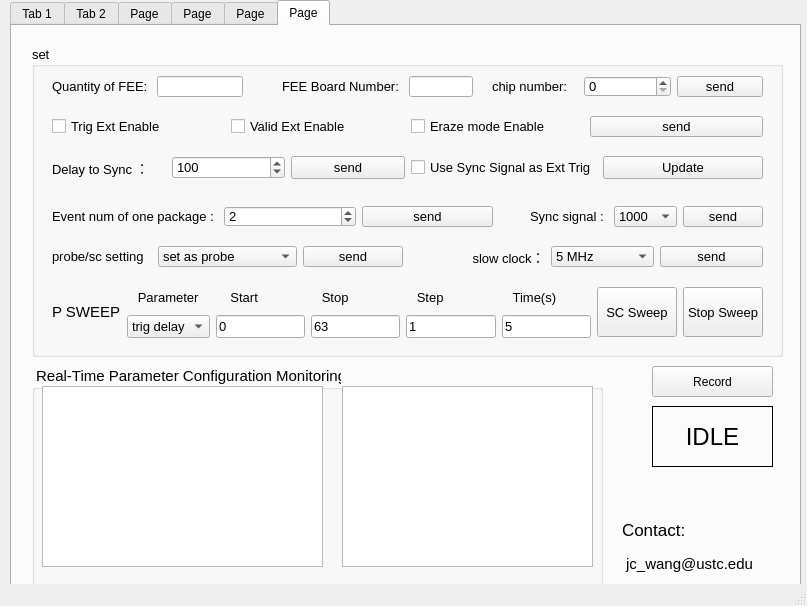
Qt form mainwindow.ui (Dreamcatcher-aug/muon_Window) before a commit.
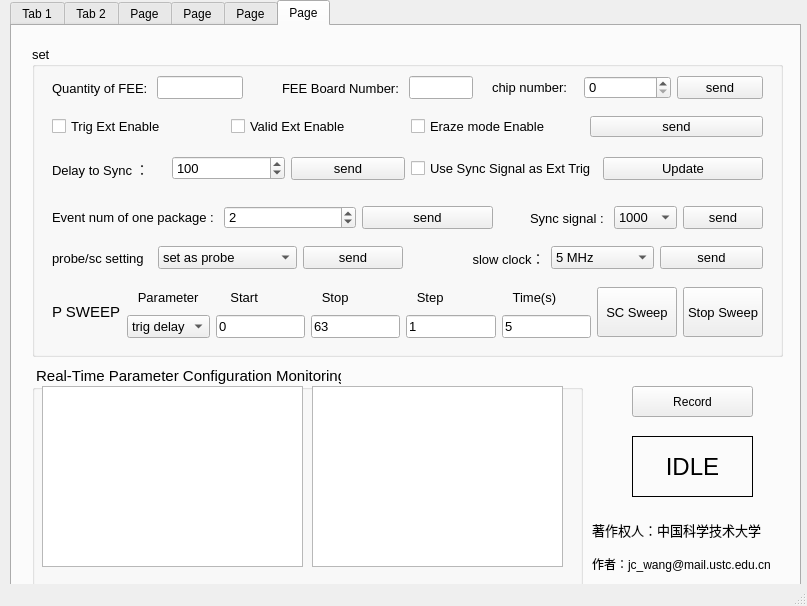
The same form after that commit. The open tabs and pages were chosen to show the change.

Patch:
```diff
--- a/mainwindow.ui
+++ b/mainwindow.ui
@@ -5211,7 +5211,7 @@
          <x>20</x>
          <y>30</y>
          <width>191</width>
-         <height>21</height>
+         <height>24</height>
         </rect>
        </property>
        <layout class="QHBoxLayout" name="horizontalLayout_134">
@@ -5233,7 +5233,7 @@
          <x>250</x>
          <y>30</y>
          <width>191</width>
-         <height>21</height>
+         <height>24</height>
         </rect>
        </property>
        <layout class="QHBoxLayout" name="horizontalLayout_135">
@@ -5255,7 +5255,7 @@
          <x>460</x>
          <y>30</y>
          <width>271</width>
-         <height>21</height>
+         <height>23</height>
         </rect>
        </property>
        <layout class="QHBoxLayout" name="horizontalLayout_6">
@@ -5288,7 +5288,7 @@
          <x>390</x>
          <y>200</y>
          <width>341</width>
-         <height>21</height>
+         <height>24</height>
         </rect>
        </property>
        <layout class="QHBoxLayout" name="horizontalLayout_136">
@@ -5333,7 +5333,7 @@
          <x>480</x>
          <y>160</y>
          <width>251</width>
-         <height>21</height>
+         <height>24</height>
         </rect>
        </property>
        <layout class="QHBoxLayout" name="horizontalLayout_137">
@@ -5429,7 +5429,7 @@
          <x>20</x>
          <y>200</y>
          <width>351</width>
-         <height>21</height>
+         <height>24</height>
         </rect>
        </property>
        <layout class="QHBoxLayout" name="horizontalLayout_141">
@@ -5469,7 +5469,7 @@
          <x>20</x>
          <y>160</y>
          <width>441</width>
-         <height>21</height>
+         <height>23</height>
         </rect>
        </property>
        <layout class="QHBoxLayout" name="horizontalLayout_143">
@@ -5674,7 +5674,7 @@
          <x>20</x>
          <y>110</y>
          <width>711</width>
-         <height>23</height>
+         <height>25</height>
         </rect>
        </property>
        <layout class="QHBoxLayout" name="horizontalLayout_145">
@@ -5730,8 +5730,8 @@
      <widget class="QPushButton" name="debug_button">
       <property name="geometry">
        <rect>
-        <x>640</x>
-        <y>340</y>
+        <x>620</x>
+        <y>360</y>
         <width>121</width>
         <height>31</height>
        </rect>
@@ -5743,8 +5743,8 @@
      <widget class="QLabel" name="Acq_status_label">
       <property name="geometry">
        <rect>
-        <x>640</x>
-        <y>380</y>
+        <x>620</x>
+        <y>410</y>
         <width>121</width>
         <height>61</height>
        </rect>
@@ -5769,7 +5769,7 @@
        <rect>
         <x>20</x>
         <y>340</y>
-        <width>571</width>
+        <width>551</width>
         <height>221</height>
        </rect>
       </property>
@@ -5786,7 +5786,7 @@
         <rect>
          <x>10</x>
          <y>20</y>
-         <width>281</width>
+         <width>261</width>
          <height>181</height>
         </rect>
        </property>
@@ -5794,7 +5794,7 @@
       <widget class="QTextEdit" name="sweep_status">
        <property name="geometry">
         <rect>
-         <x>310</x>
+         <x>280</x>
          <y>20</y>
          <width>251</width>
          <height>181</height>
@@ -5805,9 +5805,9 @@
      <widget class="QWidget" name="layoutWidget">
       <property name="geometry">
        <rect>
-        <x>610</x>
+        <x>580</x>
         <y>490</y>
-        <width>141</width>
+        <width>211</width>
         <height>61</height>
        </rect>
       </property>
@@ -5816,11 +5816,11 @@
         <widget class="QLabel" name="label_145">
          <property name="font">
           <font>
-           <pointsize>13</pointsize>
+           <pointsize>10</pointsize>
           </font>
          </property>
          <property name="text">
-          <string>Contact:    </string>
+          <string>著作权人：中国科学技术大学</string>
          </property>
          <property name="alignment">
           <set>Qt::AlignmentFlag::AlignJustify|Qt::AlignmentFlag::AlignVCenter</set>
@@ -5840,11 +5840,11 @@
         <widget class="QLabel" name="label_146">
          <property name="font">
           <font>
-           <pointsize>11</pointsize>
+           <pointsize>9</pointsize>
           </font>
          </property>
          <property name="text">
-          <string> jc_wang@ustc.edu</string>
+          <string>作者：jc_wang@mail.ustc.edu.cn</string>
          </property>
         </widget>
        </item>
```
Left out of the diff: 50 changed lines with no effect on the pictures.
